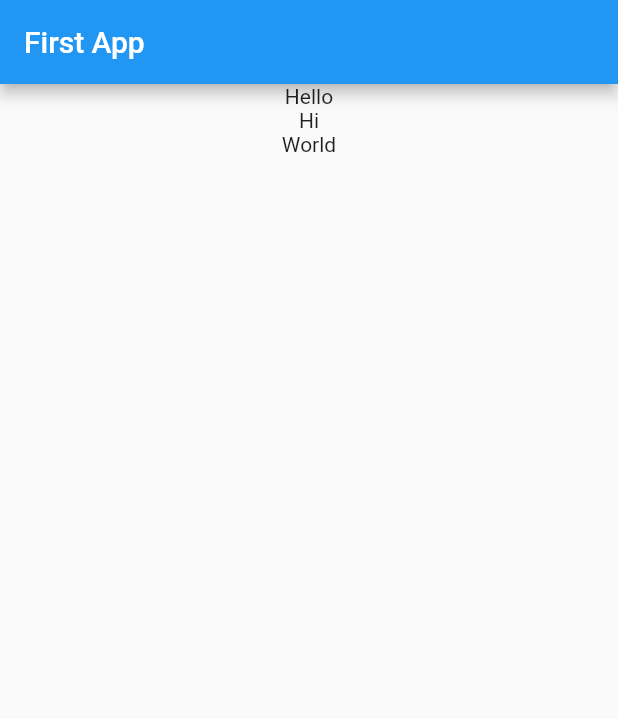
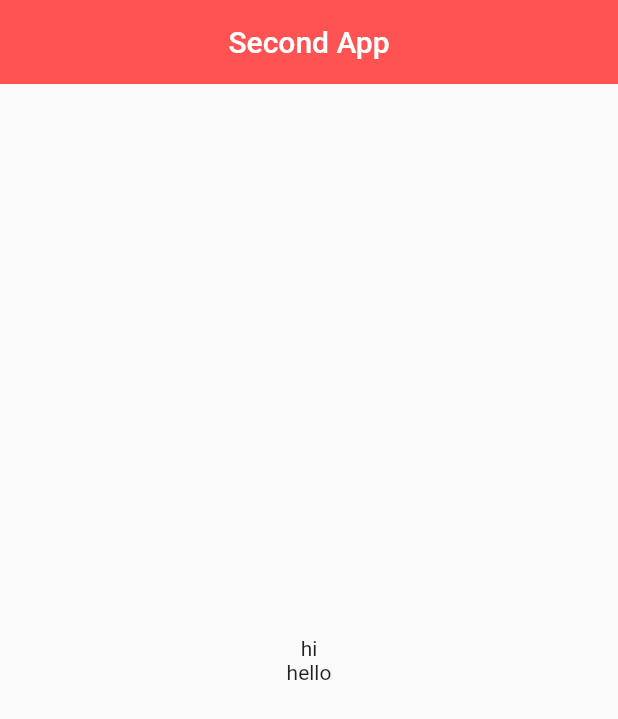
Before and after one commit to kyungchanchoi/flutter_exercise, a Flutter app: the screen it shows after launch, on a phone screen of 412 x 824 dp. Shown: the top 719 px of the screen. Run offline on Flutter 3.47's test engine with Material 2 defaults, Android fonts, the phone set to English and light mode, and no system bars.

Commit message:
Appbar 위젯에서 사용되는 옵션들, padding 위젯, Center위젯과 Column위젯의 결합시의 개념 익히기

```diff
--- a/lib/main.dart
+++ b/lib/main.dart
@@ -1,37 +1,40 @@
 import 'package:flutter/material.dart';
 
-void main() => runApp(MyApp());
+void main() => runApp(const MyApp());
+
 
 class MyApp extends StatelessWidget {
+  const MyApp({super.key});
+
   @override
-  Widget build(BuildContext context)
-  {
-      return MaterialApp(
-        title: 'First App',
-        theme: ThemeData(
-          primarySwatch: Colors.blue
-        ),
-        home: MyHomePage()
-      );
+  Widget build(BuildContext context) {
+    return MaterialApp(
+      title: 'First app',
+      home: const MyCard(),
+    );
   }
 }
 
-class MyHomePage extends StatelessWidget {
+class MyCard extends StatelessWidget {
+  const MyCard({super.key});
+
   @override
-  Widget build(BuildContext context)
-  {
+  Widget build(BuildContext context) {
     return Scaffold(
       appBar: AppBar(
-        title: Text('First App'),
+        title: Text('Second App'),
+        centerTitle: true,
+        backgroundColor: Colors.redAccent,
+        elevation: 0.0,
       ),
-      body: Center(
+
+      body : Center(
         child: Column(
-          children: <Widget>[
-            Text("Hello"),
-            Text("Hi"),
-            Text("World")
-          ],
-        ),
+            mainAxisAlignment: MainAxisAlignment.center,
+            children: <Widget>[
+              Text('hi'),
+              Text('hello')
+            ]),
       ),
     );
   }
```
